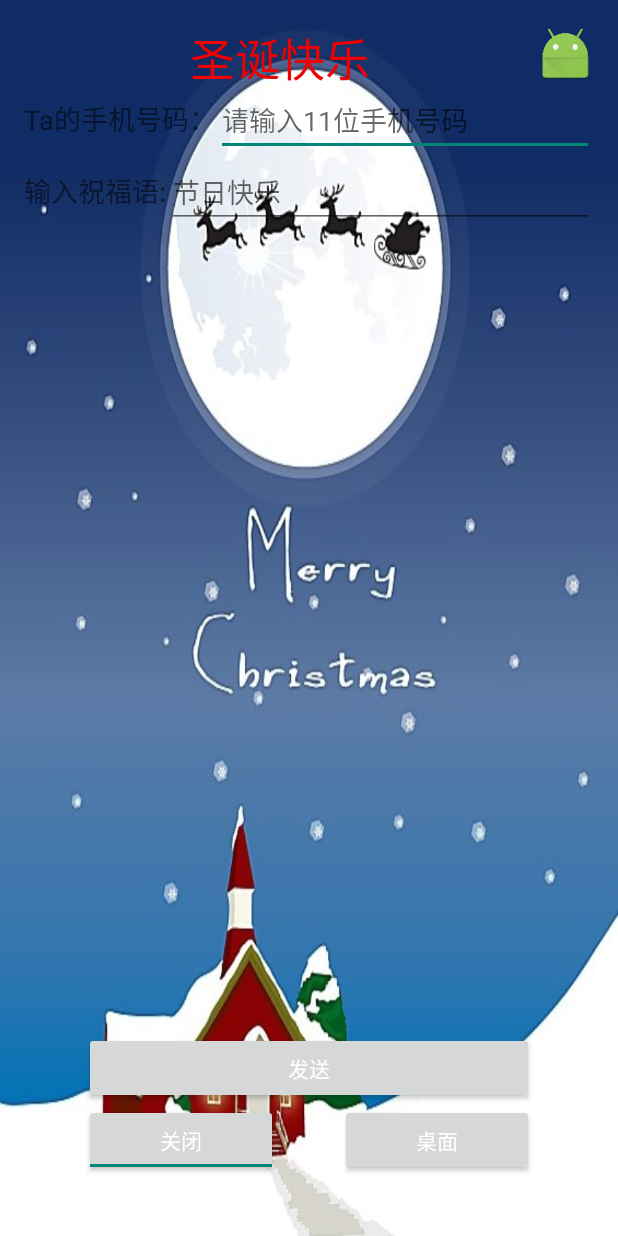
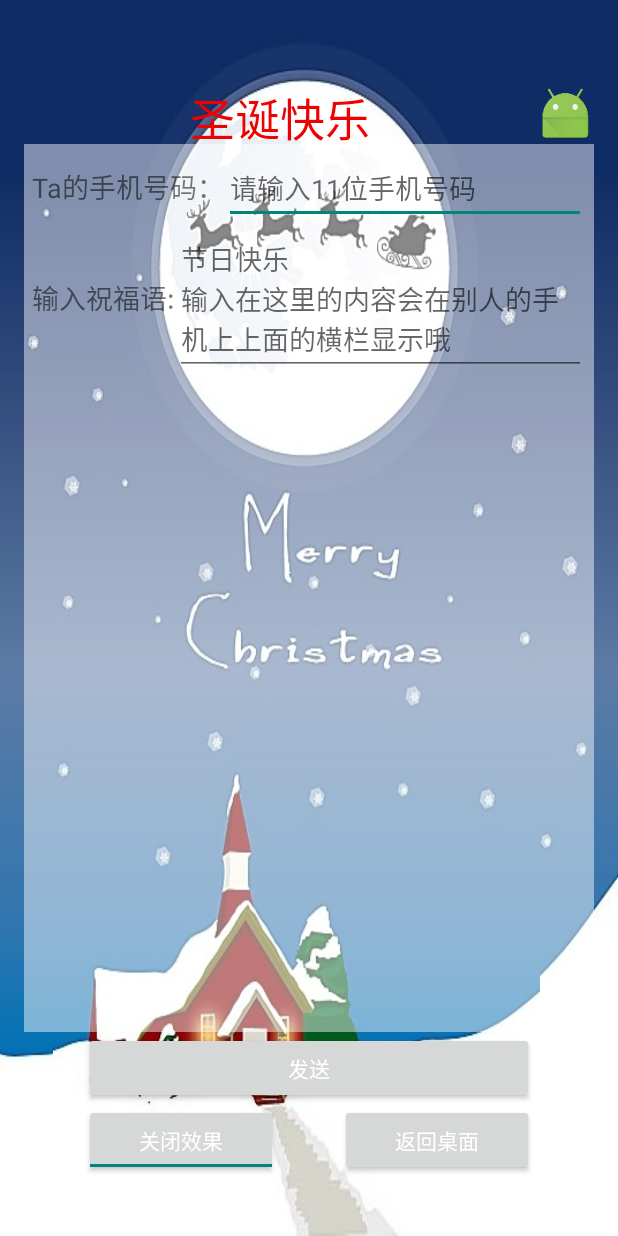
Before and after one commit to exsharp/FallingSnow, an Android app: the MainActivity screen opened directly, with no data from a screen before it, on a phone screen of 412 x 824 dp. Run offline under Robolectric (Android 15) with nearby library versions, the phone set to English and light mode, and no system bars.

Commit message:
该死的背景，9png吴用

```diff
--- a/app/src/main/java/com/zfliu/fallingsnow/Utils/JudgeOpsRight.java
+++ b/app/src/main/java/com/zfliu/fallingsnow/Utils/JudgeOpsRight.java
@@ -51,7 +51,7 @@ public class JudgeOpsRight {
         return true;
     }
 
-    public boolean CheckNetwork(Context context){
+    public static boolean CheckNetwork(Context context){
         if(context!=null){
             ConnectivityManager connectivityManager =
                     (ConnectivityManager) context.getSystemService(Context.CONNECTIVITY_SERVICE);
--- a/app/src/main/res/layout/activity_main.xml
+++ b/app/src/main/res/layout/activity_main.xml
@@ -1,6 +1,7 @@
 <?xml version="1.0" encoding="utf-8"?>
 <LinearLayout xmlns:android="http://schemas.android.com/apk/res/android"
     xmlns:tools="http://schemas.android.com/tools"
+    tools:context="com.zfliu.fallingsnow.Porfermor.MainActivity"
     android:id="@+id/activity_main"
     android:layout_width="match_parent"
     android:layout_height="match_parent"
@@ -9,20 +10,18 @@
     android:paddingRight="@dimen/activity_horizontal_margin"
     android:paddingTop="@dimen/activity_vertical_margin"
     android:orientation="vertical"
-    tools:context="com.zfliu.fallingsnow.Porfermor.MainActivity"
-    android:background="@drawable/christmasbackgroung">
+    android:background="@drawable/background">
 
-    <include layout="@layout/top_title"/>
+    <include layout="@layout/activity_main_title"/>
 
     <FrameLayout
         android:id="@+id/main_frame"
         android:layout_width="fill_parent"
         android:layout_height="0dp"
         android:layout_weight="1">
-        <include layout="@layout/fragment_main"/>
-
+        <include layout="@layout/activity_main_body"/>
     </FrameLayout>
 
-    <include layout="@layout/button" />
+    <include layout="@layout/activity_main_foot" />
 
 </LinearLayout>
--- a/app/src/main/res/layout/fragment_main.xml
+++ b/app/src/main/res/layout/activity_main_body.xml
@@ -1,28 +1,29 @@
 <?xml version="1.0" encoding="utf-8"?>
 <LinearLayout xmlns:android="http://schemas.android.com/apk/res/android"
     android:orientation="vertical"
+    android:paddingTop="5dp"
+    android:paddingLeft="5dp"
+    android:paddingRight="5dp"
     android:layout_width="match_parent"
-    android:layout_height="match_parent">
-
+    android:layout_height="match_parent"
+    android:background="#77ffffff">
 
     <LinearLayout
         android:orientation="horizontal"
         android:layout_width="match_parent"
         android:layout_height="wrap_content">
-
         <TextView
             android:text="Ta的手机号码："
             android:textSize="18sp"
             android:layout_width="wrap_content"
             android:layout_height="wrap_content" />
-
         <EditText
+            android:id="@+id/et_inputPhone"
             android:layout_width="0dp"
             android:layout_height="wrap_content"
             android:inputType="phone"
             android:ems="10"
             android:hint="请输入11位手机号码"
-            android:id="@+id/et_inputPhone"
             android:layout_weight="1"
             android:maxLength="11"
             android:digits="0123456789"/>
@@ -37,8 +38,7 @@
             android:text="输入祝福语:"
             android:textSize="18sp"
             android:layout_width="wrap_content"
-            android:layout_height="wrap_content"
-            />
+            android:layout_height="wrap_content" />
 
         <EditText
             android:layout_width="0dp"
@@ -47,22 +47,19 @@
             android:ems="10"
             android:id="@+id/et_inputContent"
             android:layout_weight="1"
-            android:hint="节日快乐"
-            android:maxLength="60"/>
-
+            android:hint="节日快乐\n输入在这里的内容会在别人的手机上上面的横栏显示哦"
+            android:maxLength="60"
+            android:maxLines="5"/>
     </LinearLayout>
 
     <RelativeLayout
         android:layout_width="match_parent"
         android:layout_height="match_parent">
-
         <com.zfliu.fallingsnow.View.GifView
             android:id="@+id/gif"
             android:layout_width="wrap_content"
             android:layout_height="wrap_content"
-            android:layout_alignParentBottom="true"
-            />
-
+            android:layout_alignParentBottom="true" />
     </RelativeLayout>
 
 
--- a/app/src/main/res/layout/button.xml
+++ b/app/src/main/res/layout/activity_main_foot.xml
@@ -4,18 +4,18 @@
     android:layout_width="match_parent"
     android:layout_height="120dp">
 
-
     <Button
+        android:id="@+id/btn_send"
         android:text="发送"
         android:textColor="#ffffff"
         android:layout_width="match_parent"
         android:layout_height="wrap_content"
-        android:id="@+id/btn_send"
         android:layout_alignParentTop="true"
         android:layout_centerHorizontal="true"
         android:layout_marginLeft="40dp"
         android:layout_marginRight="40dp"
-        android:onClick="doClick"/>
+        android:onClick="doClick">
+    </Button>
 
     <LinearLayout
         android:layout_width="match_parent"
@@ -30,12 +30,10 @@
             android:layout_height="wrap_content"
             android:id="@+id/btn_OnOff"
             android:checked="true"
-
-            android:textOff="开启"
-            android:textOn="关闭"
+            android:textOff="开启效果"
+            android:textOn="关闭效果"
             android:textColor="#ffffff"
-            android:layout_weight="1"
-            />
+            android:layout_weight="1" />
 
         <Space
             android:layout_width="wrap_content"
@@ -44,14 +42,13 @@
             android:layout_weight="1" />
 
         <Button
-            android:text="桌面"
+            android:text="返回桌面"
             android:textColor="#ffffff"
             android:layout_width="wrap_content"
             android:layout_height="wrap_content"
             android:id="@+id/btn_Desktop"
             android:layout_weight="1"
             android:onClick="doClick"/>
-
     </LinearLayout>
 
 </RelativeLayout>
--- a/app/src/main/res/layout/top_title.xml
+++ b/app/src/main/res/layout/activity_main_title.xml
@@ -2,6 +2,7 @@
 <LinearLayout xmlns:android="http://schemas.android.com/apk/res/android"
     android:orientation="horizontal"
     android:layout_width="match_parent"
+    android:layout_marginTop="40dp"
     android:layout_height="40dp">
 
     <TextView
@@ -11,8 +12,7 @@
         android:text="圣诞快乐"
         android:textColor="#f00000"
         android:textSize="30sp"
-        android:gravity="center"
-        />
+        android:gravity="center" />
 
     <ImageButton
         android:layout_width="wrap_content"
```
Also changed, not shown: app/src/main/java/com/zfliu/fallingsnow/Porfermor/MainActivity.java (+39 -27 lines), app/src/main/java/com/zfliu/fallingsnow/Utils/Resource.java (deleted, +0 -18 lines), app/src/main/res/drawable/background.9.png (added), app/src/main/res/drawable/pic1.jpeg (deleted), app/src/main/res/drawable/pic2.jpeg (deleted), app/src/main/res/drawable/pic3.jpeg (deleted), app/src/main/res/drawable/pic4.jpeg (deleted).
